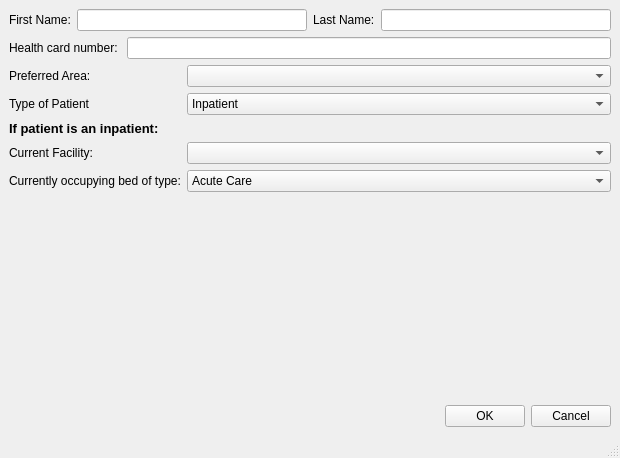
The window that addpatienttowaitinglist.ui (hummushaman/EOBCproject) describes before a commit, drawn with Qt 5.
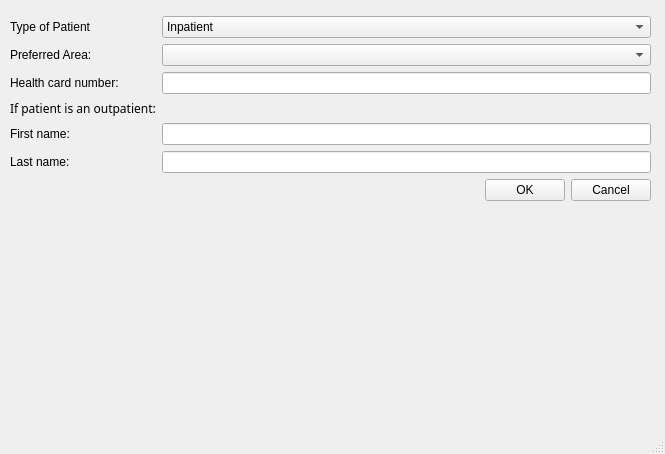
The same window after the commit.

```diff
--- a/addpatienttowaitinglist.ui
+++ b/addpatienttowaitinglist.ui
@@ -6,60 +6,51 @@
    <rect>
     <x>0</x>
     <y>0</y>
-    <width>620</width>
-    <height>458</height>
+    <width>665</width>
+    <height>454</height>
    </rect>
   </property>
   <property name="windowTitle">
    <string>Add Patient to Waiting List</string>
   </property>
   <widget class="QWidget" name="centralwidget">
-   <layout class="QVBoxLayout" name="verticalLayout_2">
-    <item>
-     <layout class="QVBoxLayout" name="verticalLayout">
-      <item>
-       <layout class="QHBoxLayout" name="horizontalLayout">
-        <item>
-         <widget class="QLabel" name="label_3">
-          <property name="text">
-           <string>First Name:</string>
-          </property>
-         </widget>
-        </item>
-        <item>
-         <widget class="QLineEdit" name="lineEdit_firstname"/>
-        </item>
-        <item>
-         <widget class="QLabel" name="label_4">
-          <property name="text">
-           <string>Last Name:</string>
-          </property>
-         </widget>
-        </item>
-        <item>
-         <widget class="QLineEdit" name="lineEdit_lastname"/>
-        </item>
-       </layout>
-      </item>
-      <item>
-       <layout class="QHBoxLayout" name="horizontalLayout_3">
-        <item>
-         <widget class="QLabel" name="label_9">
-          <property name="text">
-           <string>Health card number: </string>
-          </property>
-         </widget>
-        </item>
-        <item>
-         <widget class="QLineEdit" name="lineEdit_HCN"/>
-        </item>
-       </layout>
-      </item>
-      <item>
-       <layout class="QFormLayout" name="formLayout">
+   <widget class="QWidget" name="">
+    <property name="geometry">
+     <rect>
+      <x>10</x>
+      <y>10</y>
+      <width>641</width>
+      <height>371</height>
+     </rect>
+    </property>
+    <layout class="QFormLayout" name="formLayout_2">
         <property name="fieldGrowthPolicy">
          <enum>QFormLayout::AllNonFixedFieldsGrow</enum>
         </property>
+     <item row="0" column="0">
+      <layout class="QHBoxLayout" name="horizontalLayout"/>
+     </item>
+     <item row="1" column="0">
+      <widget class="QLabel" name="label_2">
+       <property name="text">
+        <string>Type of Patient</string>
+       </property>
+      </widget>
+     </item>
+     <item row="1" column="1">
+      <widget class="QComboBox" name="comboBox_patientType">
+       <item>
+        <property name="text">
+         <string>Inpatient</string>
+        </property>
+       </item>
+       <item>
+        <property name="text">
+         <string>Outpatient</string>
+        </property>
+       </item>
+      </widget>
+     </item>
         <item row="2" column="0">
          <widget class="QLabel" name="label">
           <property name="text">
@@ -71,76 +62,49 @@
          <widget class="QComboBox" name="comboBox_areas"/>
         </item>
         <item row="3" column="0">
-         <widget class="QLabel" name="label_2">
+      <widget class="QLabel" name="label_9">
           <property name="text">
-           <string>Type of Patient</string>
+        <string>Health card number: </string>
           </property>
          </widget>
         </item>
         <item row="3" column="1">
-         <widget class="QComboBox" name="comboBox_patientType">
-          <item>
-           <property name="text">
-            <string>Inpatient</string>
-           </property>
-          </item>
-          <item>
-           <property name="text">
-            <string>Outpatient</string>
-           </property>
-          </item>
-         </widget>
-        </item>
-        <item row="6" column="0">
-         <widget class="QLabel" name="label_10">
-          <property name="text">
-           <string>&lt;!DOCTYPE HTML PUBLIC &quot;-//W3C//DTD HTML 4.0//EN&quot; &quot;http://www.w3.org/TR/REC-html40/strict.dtd&quot;&gt;
-&lt;html&gt;&lt;head&gt;&lt;meta name=&quot;qrichtext&quot; content=&quot;1&quot; /&gt;&lt;style type=&quot;text/css&quot;&gt;
-p, li { white-space: pre-wrap; }
-&lt;/style&gt;&lt;/head&gt;&lt;body style=&quot; font-family:'Sans'; font-size:10pt; font-weight:400; font-style:normal;&quot;&gt;
-&lt;p style=&quot; margin-top:0px; margin-bottom:0px; margin-left:0px; margin-right:0px; -qt-block-indent:0; text-indent:0px;&quot;&gt;&lt;span style=&quot; font-weight:600;&quot;&gt;If patient is an inpatient:&lt;/span&gt;&lt;/p&gt;&lt;/body&gt;&lt;/html&gt;</string>
-          </property>
-         </widget>
-        </item>
-        <item row="7" column="0">
-         <widget class="QLabel" name="label_7">
-          <property name="text">
-           <string>Current Facility:</string>
-          </property>
-         </widget>
-        </item>
-        <item row="7" column="1">
-         <widget class="QComboBox" name="comboBox_facilities"/>
+      <widget class="QLineEdit" name="lineEdit_hcn"/>
         </item>
         <item row="8" column="0">
-         <widget class="QLabel" name="label_8">
+      <widget class="QLabel" name="label_outpatient">
+       <property name="font">
+        <font>
+         <family>Arial Black</family>
+         <italic>false</italic>
+        </font>
+       </property>
           <property name="text">
-           <string>Currently occupying bed of type:</string>
+        <string>If patient is an outpatient:</string>
           </property>
          </widget>
         </item>
-        <item row="8" column="1">
-         <widget class="QComboBox" name="comboBox_careType">
-          <item>
+     <item row="9" column="0">
+      <widget class="QLabel" name="label_6">
            <property name="text">
-            <string>Acute Care</string>
-           </property>
-          </item>
-          <item>
-           <property name="text">
-            <string>Complex Continuing Care</string>
-           </property>
-          </item>
-          <item>
+        <string>First name:</string>
+       </property>
+      </widget>
+     </item>
+     <item row="9" column="1">
+      <widget class="QLineEdit" name="lineEdit_firstname"/>
+     </item>
+     <item row="10" column="0">
+      <widget class="QLabel" name="label_7">
            <property name="text">
-            <string>Long Term Care</string>
-           </property>
-          </item>
-         </widget>
-        </item>
-       </layout>
-      </item>
-      <item>
+        <string>Last name: </string>
+       </property>
+      </widget>
+     </item>
+     <item row="10" column="1">
+      <widget class="QLineEdit" name="lineEdit_lastname"/>
+     </item>
+     <item row="11" column="1">
        <layout class="QHBoxLayout" name="horizontalLayout_2">
         <item>
          <spacer name="horizontalSpacer">
@@ -172,8 +136,7 @@
        </layout>
       </item>
      </layout>
-    </item>
-   </layout>
+   </widget>
   </widget>
   <widget class="QMenuBar" name="menubar">
    <property name="geometry">
```
Left out of the diff: 3 changed lines with no effect on the pictures. Lines whose indentation alone changed are shown as unchanged.
